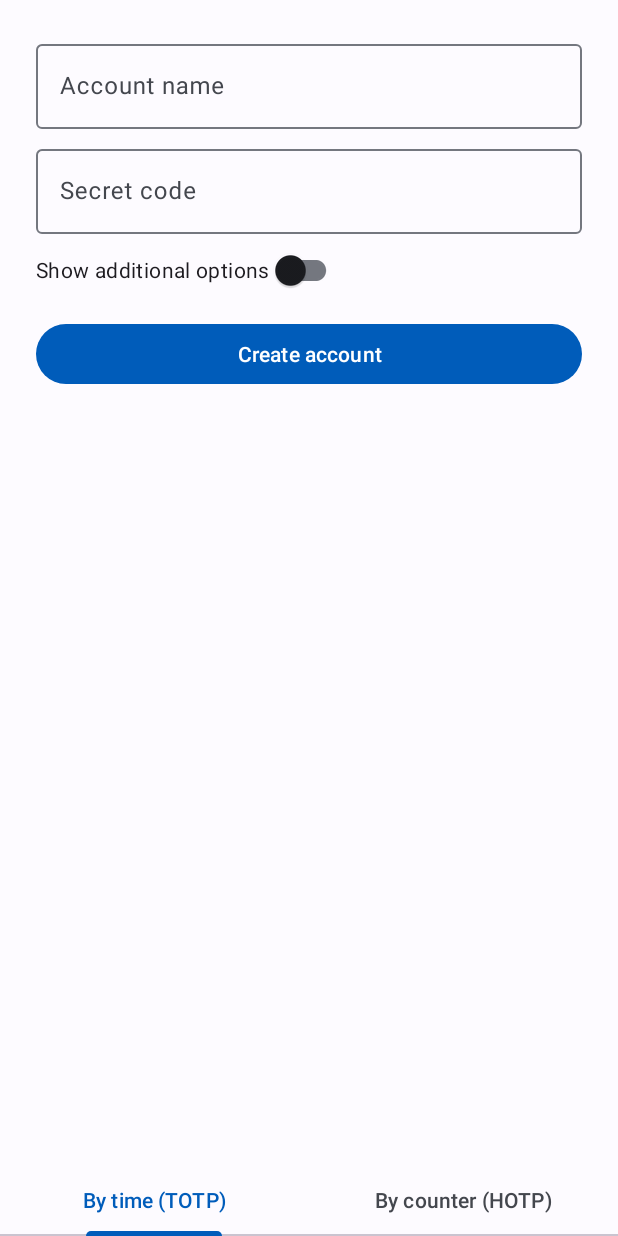
After one commit to Nan1t/Authenticator, an Android app: the AddAccountFragment screen opened through its navigation route, on a phone screen of 412 x 824 dp. The commit adds this screen. Run offline under Robolectric (Android 15) with nearby library versions, the phone set to English and light mode, and no system bars.

Commit message:
Added fragmets for manual secret entering

```diff
--- a/app/src/main/AndroidManifest.xml
+++ b/app/src/main/AndroidManifest.xml
@@ -4,7 +4,7 @@
 
     <application
         android:allowBackup="true"
-        android:label="@string/app_name"
+        android:label="@string/appName"
         android:supportsRtl="true"
         android:theme="@style/AppTheme">
 
--- a/app/src/main/java/ua/nanit/otpmanager/ui/accounts/AccountsAdapter.kt
+++ b/app/src/main/java/ua/nanit/otpmanager/ui/accounts/AccountsAdapter.kt
@@ -5,7 +5,6 @@ import android.view.ViewGroup
 import androidx.recyclerview.widget.RecyclerView
 import ua.nanit.otpmanager.databinding.ItemAccountBinding
 import ua.nanit.otpmanager.domain.Account
-import ua.nanit.otpmanager.domain.code
 
 class AccountsAdapter(
     private val data: List<Account>
--- a/app/src/main/java/ua/nanit/otpmanager/ui/accounts/AccountsFragment.kt
+++ b/app/src/main/java/ua/nanit/otpmanager/ui/accounts/AccountsFragment.kt
@@ -5,30 +5,33 @@ import android.view.LayoutInflater
 import android.view.View
 import android.view.ViewGroup
 import androidx.fragment.app.Fragment
+import androidx.navigation.fragment.findNavController
 import androidx.recyclerview.widget.LinearLayoutManager
+import ua.nanit.otpmanager.R
 import ua.nanit.otpmanager.databinding.FragAccountsBinding
 import ua.nanit.otpmanager.domain.Account
+import ua.nanit.otpmanager.domain.TotpAccount
 
 class AccountsFragment : Fragment() {
+
+    private lateinit var binding: FragAccountsBinding
 
     override fun onCreateView(
         inflater: LayoutInflater,
         container: ViewGroup?,
         savedInstanceState: Bundle?
     ): View {
-        val binding = FragAccountsBinding.inflate(inflater, container, false)
-//        val list = ArrayList<Account>()
-//
-//        for (i in 0..15) {
-//            list.add(Account("Account $i", "token"))
-//        }
-//
-//        val adapter = AccountsAdapter(list)
-//
-//        binding.accountsList.layoutManager = LinearLayoutManager(requireContext())
-//        binding.accountsList.adapter = adapter
-
+        binding = FragAccountsBinding.inflate(inflater, container, false)
         return binding.root
     }
 
+    override fun onViewCreated(view: View, savedInstanceState: Bundle?) {
+        binding.accountsList.layoutManager = LinearLayoutManager(requireContext())
+        binding.addAccountBtn.setOnClickListener(::onAddBtnClick)
+    }
+
+    private fun onAddBtnClick(view: View) {
+        findNavController().navigate(R.id.navAddManual)
+    }
+
 }
--- /dev/null
+++ b/app/src/main/java/ua/nanit/otpmanager/ui/create/AddAccountFragment.kt
@@ -0,0 +1,31 @@
+package ua.nanit.otpmanager.ui.create
+
+import android.os.Bundle
+import android.view.LayoutInflater
+import android.view.View
+import android.view.ViewGroup
+import androidx.fragment.app.Fragment
+import com.google.android.material.tabs.TabLayoutMediator
+import ua.nanit.otpmanager.databinding.FragAddBinding
+
+class AddAccountFragment : Fragment() {
+
+    private lateinit var binding: FragAddBinding
+
+    override fun onCreateView(
+        inflater: LayoutInflater,
+        container: ViewGroup?,
+        savedInstanceState: Bundle?
+    ): View {
+        binding = FragAddBinding.inflate(inflater, container, false)
+        return binding.root
+    }
+
+    override fun onViewCreated(view: View, savedInstanceState: Bundle?) {
+        val adapter = PagerAdapter(this)
+        val strategy = ConfStrategy(requireContext())
+        binding.viewPager.adapter = adapter
+        TabLayoutMediator(binding.tabs, binding.viewPager, strategy).attach()
+    }
+
+}
--- /dev/null
+++ b/app/src/main/java/ua/nanit/otpmanager/ui/create/AddTotpFragment.kt
@@ -0,0 +1,27 @@
+package ua.nanit.otpmanager.ui.create
+
+import android.os.Bundle
+import android.view.LayoutInflater
+import android.view.View
+import android.view.ViewGroup
+import androidx.fragment.app.Fragment
+import ua.nanit.otpmanager.databinding.FragAddTotpBinding
+
+class AddTotpFragment : Fragment() {
+
+    private lateinit var binding: FragAddTotpBinding
+
+    override fun onCreateView(
+        inflater: LayoutInflater,
+        container: ViewGroup?,
+        savedInstanceState: Bundle?
+    ): View {
+        binding = FragAddTotpBinding.inflate(inflater, container, false)
+        return binding.root
+    }
+
+    override fun onViewCreated(view: View, savedInstanceState: Bundle?) {
+        binding.extrasLayout.bindToSwitch(binding.showExtras)
+    }
+
+}
--- /dev/null
+++ b/app/src/main/java/ua/nanit/otpmanager/ui/create/PagerAdapter.kt
@@ -0,0 +1,31 @@
+package ua.nanit.otpmanager.ui.create
+
+import android.content.Context
+import androidx.fragment.app.Fragment
+import androidx.viewpager2.adapter.FragmentStateAdapter
+import com.google.android.material.tabs.TabLayout
+import com.google.android.material.tabs.TabLayoutMediator
+import ua.nanit.otpmanager.R
+
+class PagerAdapter(fragment: Fragment) : FragmentStateAdapter(fragment) {
+
+    override fun getItemCount(): Int = 2
+
+    override fun createFragment(position: Int): Fragment {
+        return when (position) {
+            0 -> AddTotpFragment()
+            1 -> AddHotpFragment()
+            else -> throw IllegalArgumentException("Out of bound position number")
+        }
+    }
+}
+
+class ConfStrategy(private val ctx: Context) : TabLayoutMediator.TabConfigurationStrategy {
+
+    override fun onConfigureTab(tab: TabLayout.Tab, position: Int) {
+        when (position) {
+            0 -> tab.text= ctx.getString(R.string.manual_tab_totp)
+            1 -> tab.text = ctx.getString(R.string.manual_tab_hotp)
+        }
+    }
+}
--- /dev/null
+++ b/app/src/main/java/ua/nanit/otpmanager/ui/custom/ExpandableView.kt
@@ -0,0 +1,31 @@
+package ua.nanit.otpmanager.ui.custom
+
+import android.content.Context
+import android.util.AttributeSet
+import android.widget.LinearLayout
+import androidx.appcompat.widget.SwitchCompat
+
+class ExpandableView @JvmOverloads constructor(
+    ctx: Context,
+    attrs: AttributeSet? = null,
+    defStyle: Int = 0
+) : LinearLayout(ctx, attrs, defStyle) {
+
+    init {
+        setVisible(false)
+    }
+
+    fun bindToSwitch(switch: SwitchCompat) {
+        switch.setOnCheckedChangeListener { _, checked ->
+            setVisible(checked)
+        }
+    }
+
+    private fun setVisible(visible: Boolean) {
+        if (visible) {
+            this.visibility = VISIBLE
+        } else {
+            this.visibility = GONE
+        }
+    }
+}
--- /dev/null
+++ b/app/src/main/res/layout/frag_add.xml
@@ -0,0 +1,31 @@
+<?xml version="1.0" encoding="utf-8"?>
+<LinearLayout
+    xmlns:android="http://schemas.android.com/apk/res/android"
+    android:layout_width="match_parent"
+    android:layout_height="match_parent"
+    android:orientation="vertical">
+
+    <androidx.viewpager2.widget.ViewPager2
+        android:id="@+id/viewPager"
+        android:layout_width="match_parent"
+        android:layout_height="0dp"
+        android:layout_weight="1"/>
+
+    <com.google.android.material.tabs.TabLayout
+        android:id="@+id/tabs"
+        android:layout_width="match_parent"
+        android:layout_height="wrap_content"
+        android:layout_gravity="bottom">
+
+        <com.google.android.material.tabs.TabItem
+            android:layout_width="wrap_content"
+            android:layout_height="wrap_content"
+            android:text="@string/manual.tab.totp" />
+
+        <com.google.android.material.tabs.TabItem
+            android:layout_width="wrap_content"
+            android:layout_height="wrap_content"
+            android:text="@string/manual.tab.hotp" />
+    </com.google.android.material.tabs.TabLayout>
+
+</LinearLayout>
--- /dev/null
+++ b/app/src/main/res/layout/frag_add_totp.xml
@@ -0,0 +1,74 @@
+<?xml version="1.0" encoding="utf-8"?>
+<ScrollView
+    xmlns:android="http://schemas.android.com/apk/res/android"
+    android:layout_width="match_parent"
+    android:layout_height="match_parent">
+
+    <LinearLayout
+        android:layout_width="match_parent"
+        android:layout_height="wrap_content"
+        android:orientation="vertical"
+        android:padding="24dp">
+
+        <com.google.android.material.textfield.TextInputLayout
+            style="@style/ThemeOverlay.Material3.TextInputEditText.OutlinedBox"
+            android:layout_width="match_parent"
+            android:layout_height="wrap_content"
+            android:hint="@string/manual.name">
+
+            <com.google.android.material.textfield.TextInputEditText
+                android:id="@+id/accountName"
+                android:layout_width="match_parent"
+                android:layout_height="wrap_content"/>
+        </com.google.android.material.textfield.TextInputLayout>
+
+        <com.google.android.material.textfield.TextInputLayout
+            style="@style/ThemeOverlay.Material3.TextInputEditText.OutlinedBox"
+            android:layout_width="match_parent"
+            android:layout_height="wrap_content"
+            android:layout_marginTop="8dp"
+            android:hint="@string/manual.secret">
+
+            <com.google.android.material.textfield.TextInputEditText
+                android:id="@+id/accountSecret"
+                android:layout_width="match_parent"
+                android:layout_height="wrap_content" />
+        </com.google.android.material.textfield.TextInputLayout>
+
+        <androidx.appcompat.widget.SwitchCompat
+            android:id="@+id/showExtras"
+            android:layout_width="wrap_content"
+            android:layout_height="wrap_content"
+            android:text="@string/manual.additional" />
+
+        <ua.nanit.otpmanager.ui.custom.ExpandableView
+            android:id="@+id/extrasLayout"
+            android:layout_width="match_parent"
+            android:layout_height="wrap_content"
+            android:orientation="horizontal"
+            android:weightSum="100"
+            android:baselineAligned="false">
+
+            <com.google.android.material.textfield.TextInputLayout
+                style="@style/ThemeOverlay.Material3.TextInputEditText.OutlinedBox"
+                android:layout_width="0dp"
+                android:layout_height="wrap_content"
+                android:layout_weight="50"
+                android:hint="@string/manual.interval">
+
+                <com.google.android.material.textfield.TextInputEditText
+                    android:id="@+id/totpInterval"
+                    android:layout_width="match_parent"
+                    android:layout_height="wrap_content"
+                    android:inputType="number"/>
+            </com.google.android.material.textfield.TextInputLayout>
+        </ua.nanit.otpmanager.ui.custom.ExpandableView>
+
+        <Button
+            android:id="@+id/submitBtn"
+            android:layout_width="match_parent"
+            android:layout_height="wrap_content"
+            android:layout_marginTop="8dp"
+            android:text="@string/manual.submit"/>
+    </LinearLayout>
+</ScrollView>
--- a/app/src/main/res/layout/item_account.xml
+++ b/app/src/main/res/layout/item_account.xml
@@ -7,7 +7,10 @@
     android:layout_height="wrap_content"
     android:orientation="horizontal"
     android:padding="8dp"
-    android:layout_marginBottom="8dp">
+    android:layout_marginBottom="8dp"
+    android:background="?attr/selectableItemBackground"
+    android:clickable="true"
+    android:focusable="true">
 
     <com.google.android.material.progressindicator.CircularProgressIndicator
         android:id="@+id/progressBar"
--- a/app/src/main/res/navigation/nav_graph.xml
+++ b/app/src/main/res/navigation/nav_graph.xml
@@ -11,4 +11,9 @@
         android:name="ua.nanit.otpmanager.ui.accounts.AccountsFragment"
         tools:layout="@layout/frag_accounts"/>
 
+    <fragment
+        android:id="@+id/navAddManual"
+        android:name="ua.nanit.otpmanager.ui.create.AddAccountFragment"
+        tools:layout="@layout/frag_add"/>
+
 </navigation>
--- a/app/src/main/res/values/strings.xml
+++ b/app/src/main/res/values/strings.xml
@@ -1,3 +1,12 @@
 <resources>
-    <string name="app_name">OtpManager</string>
+    <string name="appName">OtpManager</string>
+    <string name="manual.submit">Create account</string>
+    <string name="manual.tab.totp">By time (TOTP)</string>
+    <string name="manual.tab.hotp">By counter (HOTP)</string>
+    <string name="manual.name">Account name</string>
+    <string name="manual.secret">Secret code</string>
+    <string name="manual.additional">Show additional options</string>
+    <string name="manual.interval">Refresh interval</string>
+    <string name="manual.counter">Initial counter</string>
+    <string name="manual.digits">Digits count</string>
 </resources>
```
Also changed, not shown: app/src/main/java/ua/nanit/otpmanager/domain/Account.kt (+28 -7 lines), app/src/main/java/ua/nanit/otpmanager/otp/Otp.kt (added, +51 -0 lines), app/src/main/java/ua/nanit/otpmanager/totp/Totp.kt (deleted, +0 -44 lines), app/src/main/java/ua/nanit/otpmanager/ui/create/AddHotpFragment.kt (added, +27 -0 lines), app/src/main/res/layout/frag_add_hotp.xml (added, +74 -0 lines), 1 other file.
